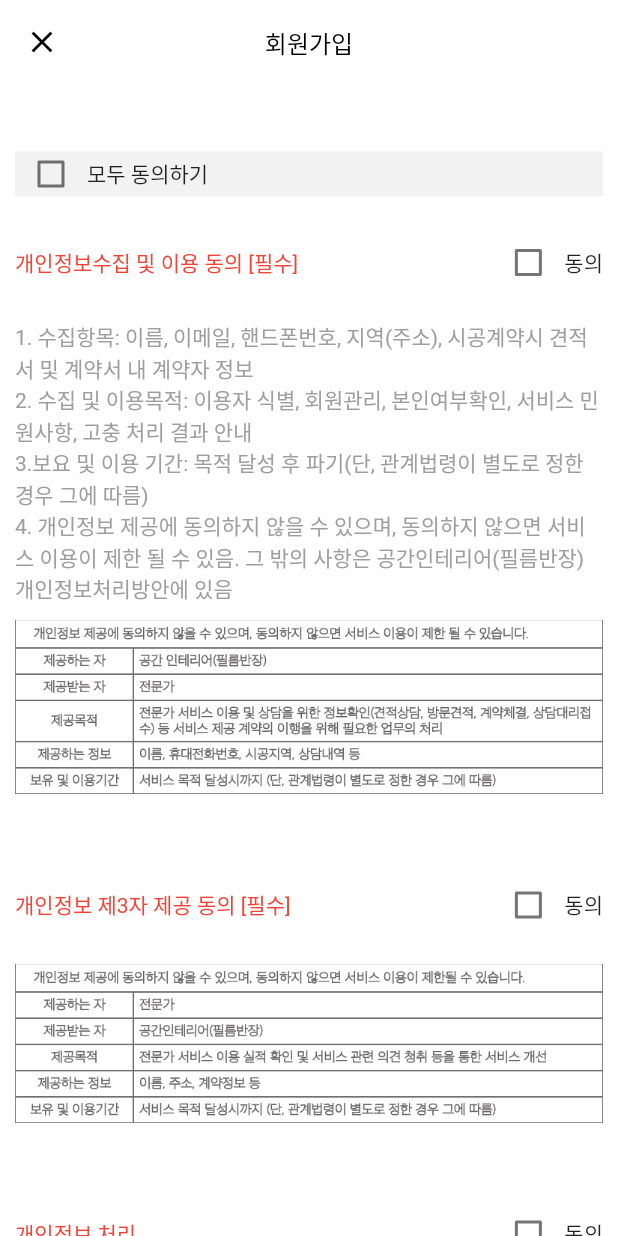
After one commit to Leedw-dev00/flutter_film, a Flutter app: the AgreePage screen opened directly, on a phone screen of 412 x 824 dp. The commit adds this screen. Run offline on Flutter 3.47's test engine with Material 2 defaults, Android fonts, the phone set to English and light mode, and no system bars; our stand-ins replace carousel_slider, expandable, flutter_rating_bar, get, image_picker, select_form_field; missing offline and left inert: kakao_flutter_sdk, lazy_loading_list, splash_screen_view, telephony; network calls fail.

Commit message:
flutter_film

```diff
--- a/lib/main.dart
+++ b/lib/main.dart
@@ -1,5 +1,6 @@
 import 'package:flutter/material.dart';
 import 'package:flutter_film/pages/ad_page.dart';
+import 'package:flutter_film/pages/agree_apge.dart';
 import 'package:flutter_film/pages/customermy_page.dart';
 import 'package:flutter_film/pages/deposit_page.dart';
 import 'package:flutter_film/pages/matching_page.dart';
@@ -132,6 +133,10 @@ class MyApp extends StatelessWidget {
           name:'/notice/:param',
           page: () => NoticePage(),
         ),
+        GetPage(
+          name:'/agree/:param',
+          page: () => AgreePage(),
+        ),
 
 
       ]
--- /dev/null
+++ b/lib/pages/agree_apge.dart
@@ -0,0 +1,194 @@
+import 'package:flutter/material.dart';
+import 'package:flutter_film/pages/register_page.dart';
+import 'package:get/get.dart';
+
+class AgreePage extends StatefulWidget{
+  @override
+  _AgreePageState createState() => _AgreePageState();
+}
+
+class _AgreePageState extends State<AgreePage>{
+
+  bool _isAgree1 = false;
+  bool _isAgree2 = false;
+  bool _isAgree3 = false;
+  bool _isAgree_all = false;
+
+
+  @override
+  void initState() {
+    super.initState();
+
+  }
+
+  @override
+  Widget build(BuildContext context) {
+    return Scaffold(
+      appBar: AppBar(
+        backgroundColor: Colors.white,
+        centerTitle: true,
+        elevation: 0.0,
+        title: Text('회원가입', style:
+        TextStyle(
+          color: Colors.black,
+          fontSize: 16.0,
+        ),
+        ),
+        leading: IconButton(
+          icon: Icon(Icons.close, color: Colors.black,),
+          onPressed: (){
+            Get.back();
+          },
+        ),
+      ),
+      backgroundColor: Colors.white,
+      body: SafeArea(
+        child: SingleChildScrollView(
+          scrollDirection: Axis.vertical,
+          child: Container(
+            padding: EdgeInsets.symmetric(horizontal: 10.0, vertical: 15.0),
+            child: Column(
+              mainAxisAlignment: MainAxisAlignment.start,
+              crossAxisAlignment: CrossAxisAlignment.start,
+              children: <Widget>[
+                SizedBox(height: 30.0,),
+                Container(
+                  width: Get.width,
+                  height: 30.0,
+                  color: Color(0xFFf2f2f2),
+                  child: Row(
+                    children: <Widget>[
+                      Checkbox(
+                          value: _isAgree_all,
+                          onChanged: (value) {
+                            setState(() {
+                              _isAgree_all = value;
+                              _isAgree1 = value;
+                              _isAgree2 = value;
+                              _isAgree3 = value;
+                            });
+                          }
+                      ),
+                      Text('모두 동의하기'),
+                    ],
+                  )
+                ),
+                SizedBox(height: 20.0,),
+                Row(
+                  crossAxisAlignment: CrossAxisAlignment.center,
+                  children: <Widget>[
+                    Text('개인정보수집 및 이용 동의 [필수]', style: TextStyle(color: Colors.red),),
+                    Spacer(),
+                    Checkbox(
+                        value: _isAgree1,
+                        onChanged: (value) {
+                          setState(() {
+                            _isAgree1 = value;
+                          });
+                        }
+                    ),
+                    Text('동의'),
+                  ],
+                ),
+                SizedBox(height: 15.0,),
+                Text('1. 수집항목: 이름, 이메일, 핸드폰번호, 지역(주소), 시공계약시 견적서 및 계약서 내 계약자 정보\n'
+                  '2. 수집 및 이용목적: 이용자 식별, 회원관리, 본인여부확인, 서비스 민원사항, 고충 처리 결과 안내'
+                  '\n3.보요 및 이용 기간: 목적 달성 후 파기(단, 관계법령이 별도로 정한 경우 그에 따름)'
+                  '\n4. 개인정보 제공에 동의하지 않을 수 있으며, 동의하지 않으면 서비스 이용이 제한 될 수 있음. 그 밖의 사항은 공간인테리어(필름반장) 개인정보처리방안에 있음',
+                  style: TextStyle(
+                    color: Colors.grey,
+                    fontSize: 14.0
+                  ),
+                ),
+                SizedBox(height: 10.0,),
+                Image.asset('assets/images/agree.png', fit: BoxFit.cover,),
+
+                SizedBox(height: 50.0,),
+                Row(
+                  crossAxisAlignment: CrossAxisAlignment.center,
+                  children: <Widget>[
+                    Text('개인정보 제3자 제공 동의 [필수]', style: TextStyle(color: Colors.red),),
+                    Spacer(),
+                    Checkbox(
+                        value: _isAgree2,
+                        onChanged: (value) {
+                          setState(() {
+                            _isAgree2 = value;
+
+                          });
+                        }
+                    ),
+                    Text('동의'),
+                  ],
+                ),
+                SizedBox(height: 15.0,),
+                Image.asset('assets/images/agree2.png'),
+
+                SizedBox(height: 50.0,),
+                Row(
+                  crossAxisAlignment: CrossAxisAlignment.center,
+                  children: <Widget>[
+                    Text('개인정보 처리', style: TextStyle(color: Colors.red),),
+                    Spacer(),
+                    Checkbox(
+                        value: _isAgree3,
+                        onChanged: (value) {
+                          setState(() {
+                            _isAgree3 = value;
+                          });
+                        }
+                    ),
+                    Text('동의'),
+                  ],
+                ),
+                SizedBox(height: 15.0,),
+                Text('1. 회사는 회원의 개인정보를 보호하기 위해 정보통신망법 및 개인정보 보호법 등 관계법령에서 정하는 바를 준수하며 이용자의 개인 식별이 가능한 개인 정보를 수집하는 때에는 반드시 당해 이용자의 동의를 받습니다.\n'
+                    '2. 회사의 개인정보 보호는 공간인테리어(필름반장) 개인정보 처리 방침에 따릅니다.',
+                  style: TextStyle(
+                      color: Colors.grey,
+                      fontSize: 14.0
+                  ),
+                ),
+                SizedBox(height: 50.0,),
+                Align(
+                  alignment: Alignment.center,
+                  child: SizedBox(
+                    width: Get.width*0.3,
+                    height: 35.0,
+                    child: ElevatedButton(
+                      child: Text('회원가입', style:
+                      TextStyle(
+                        fontSize: 14.0,
+                        color: Color(0xFF398FE2),
+                        fontWeight: FontWeight.bold
+                      ),
+                        textAlign: TextAlign.center,
+                      ),
+                      style: ElevatedButton.styleFrom(
+                        primary: Colors.white,
+                        side: BorderSide(
+                          width: 1.0, color: Color(0xFF398FE2),
+                        ),
+                        elevation: 0.0,
+                      ),
+                      onPressed: (){
+                        if(_isAgree1 == true && _isAgree2 == true){
+                          Get.to(RegisterPage());
+                        }else{
+                          Get.snackbar("Error", "필수 약관을 확인해주세요");
+                        }
+                      },
+                    ),
+                  ),
+                ),
+                SizedBox(height: 40.0,),
+
+
+              ],
+            ),
+          ),
+        ),
+      )
+    );
+  }
+}
--- a/lib/pages/main_page.dart
+++ b/lib/pages/main_page.dart
@@ -486,7 +486,8 @@ class _MainPageState extends State<MainPage>{
                     Text('대표 : 김진도', style: TextStyle(color: Colors.black38, fontWeight: FontWeight.w600, fontSize: 14.0),),
                     Text('주소 : 서울특별시 구로구 경인로 89, 2', style: TextStyle(color: Colors.black38, fontWeight: FontWeight.w600, fontSize: 14.0),),
                     Text('사업자등록번호 : 133-11-85339', style: TextStyle(color: Colors.black38, fontWeight: FontWeight.w600, fontSize: 14.0),),
-                    Text('통신판매번호 : ', style: TextStyle(color: Colors.black38, fontWeight: FontWeight.w600, fontSize: 14.0),),
+                    Text('통신판매업 : 2021-서울구로-2289', style: TextStyle(color: Colors.black38, fontWeight: FontWeight.w600, fontSize: 14.0),),
+                    Text('호스팅사업자 : 주식화사Cafe24', style: TextStyle(color: Colors.black38, fontWeight: FontWeight.w600, fontSize: 14.0),),
                     SizedBox(height: 10.0,),
                     Text('고객문의 대표전화 : 02-2625-3868', style: TextStyle(color: Colors.black38, fontWeight: FontWeight.w600, fontSize: 14.0),),
                     Text('펙스 : 02-2625-3878', style: TextStyle(color: Colors.black38, fontWeight: FontWeight.w600, fontSize: 14.0),),
@@ -495,8 +496,6 @@ class _MainPageState extends State<MainPage>{
                     Text('우리동네 필름반장에서는 통신판매중가자 역할로 인테리어 필름견적, 시공 당사자가 아니며, 시공 전문가가 제공하는 견적비용 및 공사 시공 서비스에 대해 일체 책임을 지지 않습니다.', textAlign: TextAlign.center, style: TextStyle(color: Colors.black38, fontWeight: FontWeight.w600, fontSize: 12.0),),
                     SizedBox(height: 10.0,),
                     //Text('호스팅 서비스 사업자 : Cafe24 주식회사', style: TextStyle(color: Colors.black38, fontWeight: FontWeight.w600, fontSize: 11.0),),
-
-
                   ],
                 )
               )
@@ -576,6 +575,7 @@ class _MainPageState extends State<MainPage>{
                 _userType == 'pro'
                     ?
                 Container(
+                  height: Get.height*0.5,
                   child: Column(
                     children: <Widget>[
                       ListTile(
@@ -659,6 +659,31 @@ class _MainPageState extends State<MainPage>{
                         });
                       },
                     )
+                  ],
+                ),
+                Row(
+                  mainAxisAlignment: MainAxisAlignment.center,
+                  children: <Widget>[
+                    TextButton(
+                      onPressed: (){
+                        Get.toNamed('/notice/true?sub=이용방법');
+                      },
+                      child: Text('이용방법', style: TextStyle(fontSize: 13.0, color: Colors.grey),),
+                    ),
+                    Text('|', style: TextStyle(fontSize: 13.0, color: Colors.grey),),
+                    TextButton(
+                      onPressed: (){
+                        Get.toNamed('/notice/true?sub=개인정보이용방침');
+                      },
+                      child: Text('개인정보이용방침', style: TextStyle(fontSize: 13.0, color: Colors.grey),),
+                    ),
+                    Text('|', style: TextStyle(fontSize: 13.0, color: Colors.grey),),
+                    TextButton(
+                      onPressed: (){
+                        Get.toNamed('/notice/true?sub=이용약관');
+                      },
+                      child: Text('이용약관', style: TextStyle(fontSize: 13.0, color: Colors.grey),),
+                    ),
                   ],
                 ),
               ],
--- a/lib/pages/register_page.dart
+++ b/lib/pages/register_page.dart
@@ -1,5 +1,4 @@
 import 'package:flutter/material.dart';
-import 'package:firebase_auth/firebase_auth.dart';
 import 'package:flutter_film/datas/register_Pro_data.dart';
 import 'package:flutter_film/datas/userCheck_data.dart';
 import 'package:flutter_film/models/userCheck_model.dart';
--- a/pubspec.yaml
+++ b/pubspec.yaml
@@ -33,7 +33,7 @@ dependencies:
   http: ^0.13.3
 #  flutter_sms: ^2.2.0
   get: ^4.2.4  #상태 관리
-  kakao_flutter_sdk: ^0.6.3
+  kakao_flutter_sdk: ^0.8.1
   dio:
   json_annotation:
   package_info:
@@ -46,8 +46,7 @@ dependencies:
   path_provider: ^2.0.2
   path: ^1.8.0
   expandable:
-  iamport_flutter: ^0.9.15
-  firebase_auth: ^3.1.0
+#  iamport_flutter: ^0.9.15
   telephony: ^0.1.4
   carousel_slider: ^4.0.0
   select_form_field: ^2.2.0
```
Also changed, not shown: lib/pages/login_page.dart (+24 -10 lines), assets/images/agree.png (added), assets/images/agree2.png (added), pubspec.lock, 2 other files.
